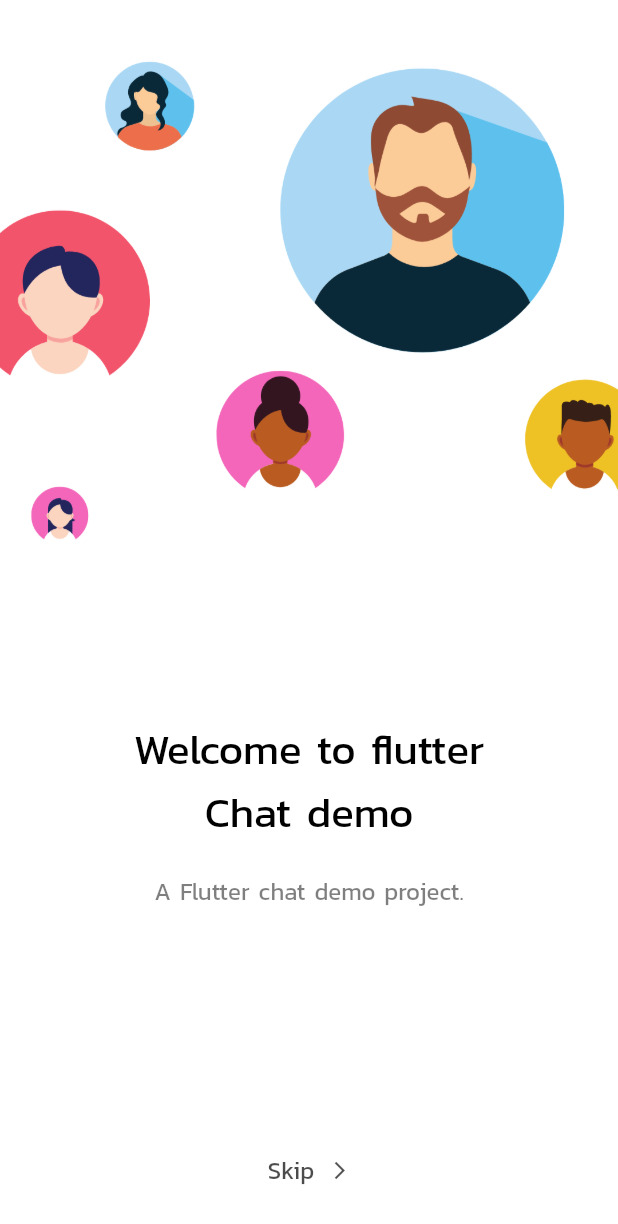
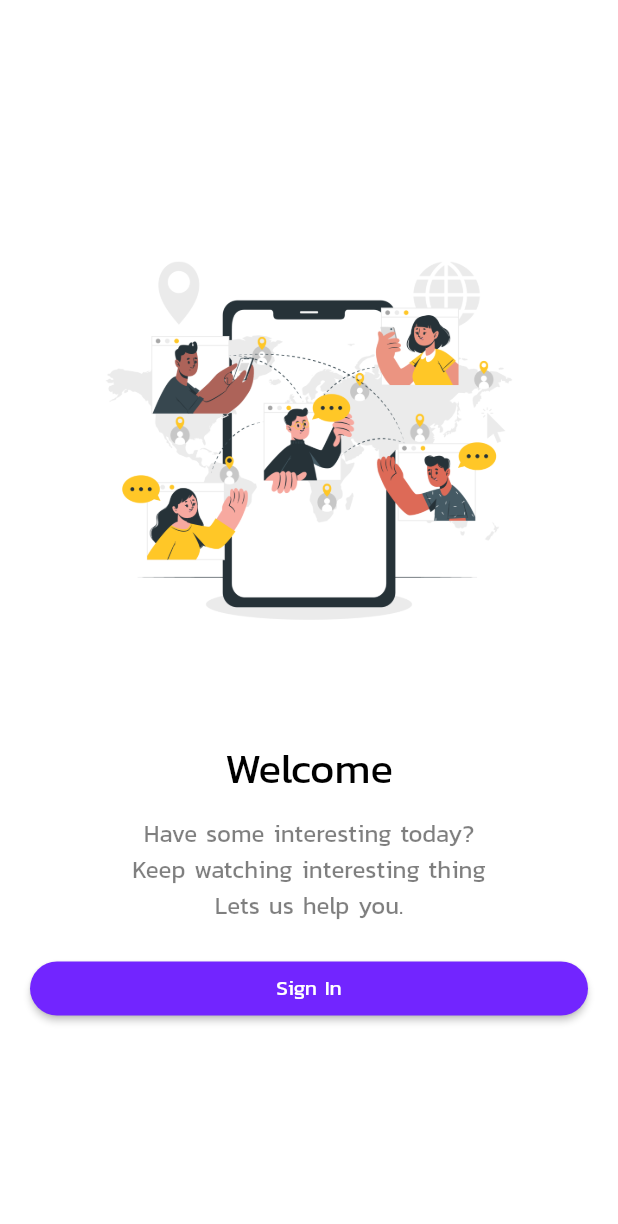
Before and after one commit to ponlakrit1/flutter-trade-demo, a Flutter app: the screen it shows after launch, after a tap on "Skip", on a phone screen of 412 x 824 dp. Shown: the top 1224 px of the screen. Run offline on Flutter 3.47's test engine with Material 2 defaults, Android fonts, the light colour scheme and no system bars.

Commit message:
ADD - add login screen

```diff
--- a/lib/routes.dart
+++ b/lib/routes.dart
@@ -1,9 +1,11 @@
 import 'package:flutter/material.dart';
+import 'package:trade_demo/screens/login_screen.dart';
 
 import 'package:trade_demo/screens/welcome_screen.dart';
 
 class RoutePaths {
   static const String Welcome = 'welcome';
+  static const String Login = 'login';
 }
 
 class Routes {
@@ -11,6 +13,8 @@ class Routes {
     switch (settings.name) {
       case RoutePaths.Welcome:
         return MaterialPageRoute(builder: (_) => const WelcomeScreen());
+      case RoutePaths.Login:
+        return MaterialPageRoute(builder: (_) => const LoginScreen());
       default:
         return  MaterialPageRoute(
           builder: (_) => Scaffold(
--- /dev/null
+++ b/lib/screens/login_screen.dart
@@ -0,0 +1,66 @@
+import 'package:trade_demo/utils/style.dart';
+import 'package:flutter/material.dart';
+
+class LoginScreen extends StatefulWidget {
+  const LoginScreen({Key? key}) : super(key: key);
+
+  @override
+  _LoginScreenState createState() => _LoginScreenState();
+}
+
+class _LoginScreenState extends State<LoginScreen> {
+  @override
+  void initState() {
+    super.initState();
+  }
+
+  @override
+  Widget build(BuildContext context) {
+    return Scaffold(
+      body: SafeArea(
+        child: Padding(
+          padding: const EdgeInsets.symmetric(horizontal: 20.0),
+          child: Column(
+            mainAxisAlignment: MainAxisAlignment.center,
+            crossAxisAlignment: CrossAxisAlignment.center,
+            children: [
+              const Spacer(),
+              const Image(
+                image: AssetImage("lib/assets/images/login_people.png"),
+                width: 300.0,
+                height: 300.0,
+              ),
+              const SizedBox(height: 50.0,),
+              const Text(
+                "Welcome",
+                style: kTextStyleHeader,
+              ),
+              const SizedBox(height: 10.0,),
+              Text(
+                "Have some interesting today? \nKeep watching interesting thing \nLets us help you.",
+                style: kTextStyleSubDetail.copyWith(color: Colors.black.withOpacity(0.5)),
+                textAlign: TextAlign.center,
+              ),
+              const SizedBox(height: 20.0,),
+              MaterialButton(
+                shape: const RoundedRectangleBorder(
+                  borderRadius: BorderRadius.all(Radius.circular(40)),
+                ),
+                color: kPrimaryColor,
+                minWidth: double.infinity,
+                onPressed: () {
+
+                },
+                child: const Text(
+                  "Sign In",
+                  style: TextStyle(color: Colors.white),
+                ),
+              ),
+              const Spacer(),
+            ],
+          ),
+        ),
+      ),
+    );
+  }
+}
--- a/lib/screens/welcome_screen.dart
+++ b/lib/screens/welcome_screen.dart
@@ -15,13 +15,13 @@ class WelcomeScreen extends StatelessWidget {
             const Image(image: AssetImage("lib/assets/images/welcome_people.png")),
             const Spacer(flex: 2),
             const Text(
-              "Welcome to flutter \nChat demo",
+              "Welcome to flutter \nTrade demo",
               textAlign: TextAlign.center,
               style: kTextStyleHeader,
             ),
             const SizedBox(height: 20.0,),
             Text(
-              "A Flutter chat demo project.",
+              "Have some interesting today?",
               textAlign: TextAlign.center,
               style: kTextStyleSubDetail.copyWith(color: Colors.black.withOpacity(0.5))
             ),
@@ -29,7 +29,10 @@ class WelcomeScreen extends StatelessWidget {
             FittedBox(
               child: TextButton(
                 onPressed: () {
-
+                  Navigator.pushReplacementNamed(
+                    context,
+                    RoutePaths.Login,
+                  );
                 },
                 child: Row(
                   children: [
--- a/lib/utils/style.dart
+++ b/lib/utils/style.dart
@@ -1,7 +1,7 @@
 import 'package:flutter/material.dart';
 
-const kPrimaryColor = Color(0xFF3F51B5);
-const kSecondaryColor = Color(0xFFFF4081);
+const kPrimaryColor = Color(0xFF7225FF);
+const kSecondaryColor = Color(0xFFFF2581);
 
 const kTextStyleHeader = TextStyle(
     fontWeight: FontWeight.w400,
```
Also changed, not shown: lib/assets/images/login_people.png (added).
